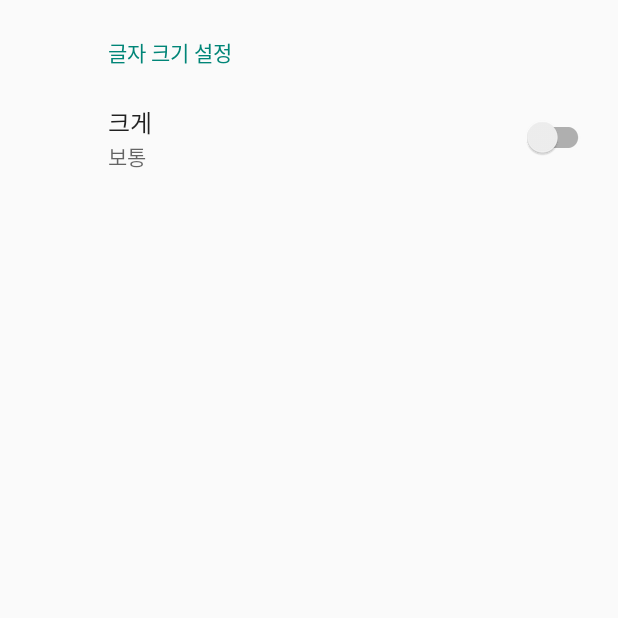
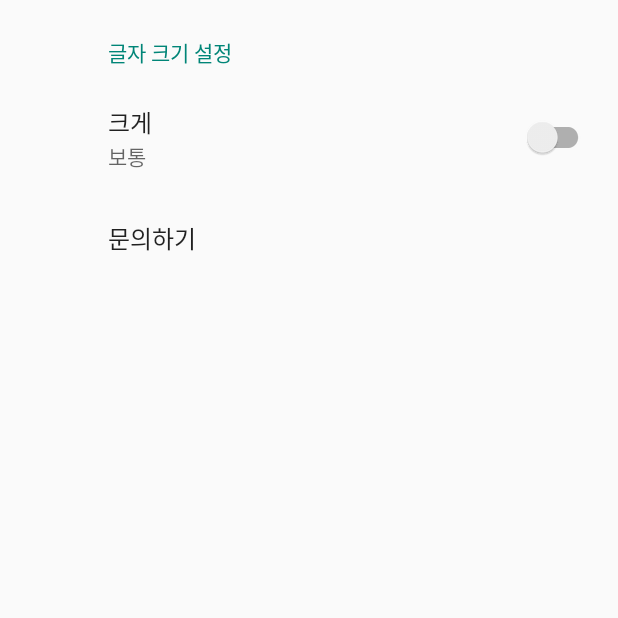
Before and after one commit to KinggodChanJong/coronaCheck1, an Android app: the SettingPreferenceFragment screen opened directly, with no data from a screen before it, on a phone screen of 412 x 824 dp, the top half of it. Run offline under Robolectric (Android 15) with nearby library versions, the phone set to English and light mode, and no system bars; our stand-ins replace androidx.preference; Roboto replaces fonts that are not available here.

Commit message:
코로나체크 - 문의하기 이메일 기능 추가

```diff
--- a/app/build.gradle
+++ b/app/build.gradle
@@ -71,6 +71,7 @@ dependencies {
 
     //폰트 전역
     implementation "com.github.katoro:typekit:1.0.1"
-    //옵션 설정
+
+    //환경 설정을 위한
     implementation 'androidx.preference:preference:1.1.0-alpha01'
 }
--- a/app/src/main/AndroidManifest.xml
+++ b/app/src/main/AndroidManifest.xml
@@ -14,7 +14,8 @@
         android:supportsRtl="true"
         android:theme="@style/Theme.AppCompat.Light.NoActionBar"
         android:usesCleartextTraffic="true">
-        <activity android:name=".SettingMain"></activity>
+        <activity android:name=".EmailActivity"></activity>
+        <activity android:name=".SettingMain" />
         <activity android:name=".SplashActivity">
             <intent-filter>
                 <action android:name="android.intent.action.MAIN" />
--- a/app/src/main/java/com/kang/coronacheck1/SettingPreferenceFragment.java
+++ b/app/src/main/java/com/kang/coronacheck1/SettingPreferenceFragment.java
@@ -1,6 +1,8 @@
 package com.kang.coronacheck1;
 
+import android.content.Intent;
 import android.content.SharedPreferences;
+import android.net.Uri;
 import android.os.Bundle;
 import android.preference.PreferenceActivity;
 import android.preference.PreferenceFragment;
@@ -40,6 +42,8 @@ public class SettingPreferenceFragment extends PreferenceFragmentCompat  {
         prefs = PreferenceManager.getDefaultSharedPreferences(getActivity());
         prefs.registerOnSharedPreferenceChangeListener(prefListener);
 
+
+
         if (font.isChecked() == true) {
             font.setDefaultValue(true);
             font.setSummaryOn("크게");
@@ -53,14 +57,17 @@ public class SettingPreferenceFragment extends PreferenceFragmentCompat  {
         }
     }
 
-    /*@Override
-    public void onCreatePreferences(Bundle savedInstanceState, String rootKey) {
-        addPreferencesFromResource(R.xml.settings_preference);
-        Preference pref = findPreference("fontsize");
-        prefs.registerOnSharedPreferenceChangeListener(prefListener);
-    }*/
+    @Override
+    public boolean onPreferenceTreeClick(Preference preference) {
+        String key = preference.getKey();
+        if(key.equals("email")){
+            Intent intent = new Intent(Intent.ACTION_SENDTO, Uri.parse("mailto:eeee5656@naver.com"));
+            startActivity(intent);
+        }
+        return false;
+    }
 
-   SharedPreferences.OnSharedPreferenceChangeListener prefListener = new SharedPreferences.OnSharedPreferenceChangeListener() {
+    SharedPreferences.OnSharedPreferenceChangeListener prefListener = new SharedPreferences.OnSharedPreferenceChangeListener() {
 
         public void onSharedPreferenceChanged(SharedPreferences sharedPreferences, String key) {
             if(key.equals("fontsize")){
--- a/app/src/main/res/xml/settings_preference.xml
+++ b/app/src/main/res/xml/settings_preference.xml
@@ -8,4 +8,10 @@
             android:disableDependentsState="false"
             />
     </PreferenceCategory>
+    <Preference
+        android:title="문의하기"
+        android:key="email">
+        <!--<intent android:targetPackage="com.kang.coronacheck1"
+            android:targetClass="com.kang.coronacheck1.EmailActivity"/>-->
+    </Preference>
 </PreferenceScreen>
--- a/build.gradle
+++ b/build.gradle
@@ -20,8 +20,6 @@ allprojects {
     repositories {
         google()
         jcenter()
-        //폰트
-        maven { url "https://jitpack.io" }
         //막대그래프 입력
         maven { url 'https://jitpack.io' }
     }
```
